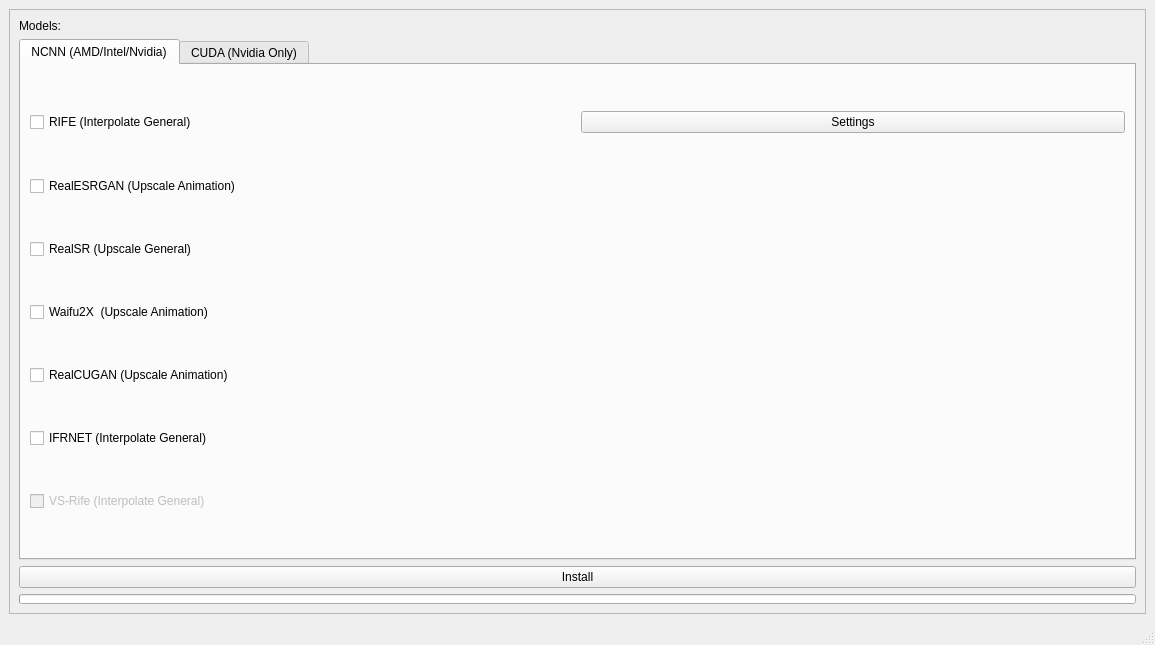
Before: the Qt Designer form src/getModels/SelectAI.ui in TNTwise/REAL-Video-Enhancer, drawn with Qt 5.
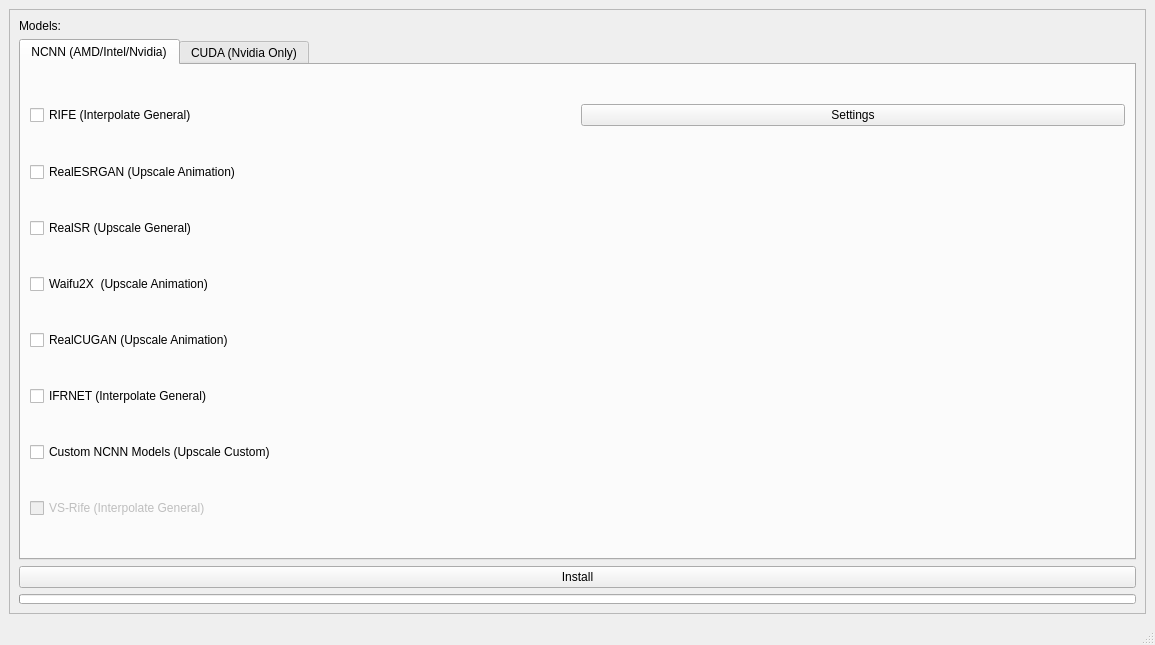
After: the same form once the commit is applied.

```diff
--- a/src/getModels/SelectAI.ui
+++ b/src/getModels/SelectAI.ui
@@ -138,6 +138,13 @@
              </property>
             </widget>
            </item>
+           <item>
+            <widget class="QCheckBox" name="CustomModelsNCNNCheckBox">
+             <property name="text">
+              <string>Custom NCNN Models (Upscale Custom)</string>
+             </property>
+            </widget>
+           </item>
            <item>
             <widget class="QCheckBox" name="RifeVSCheckBox">
              <property name="enabled">
```
